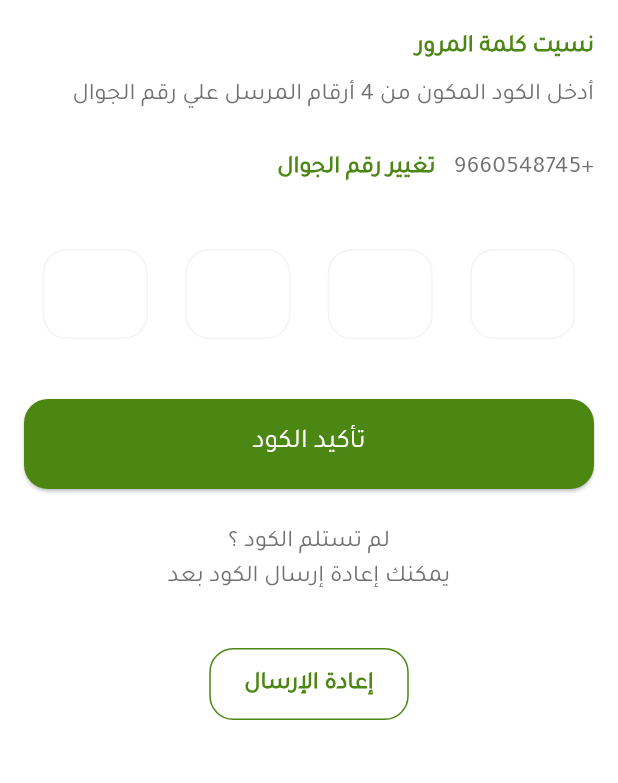
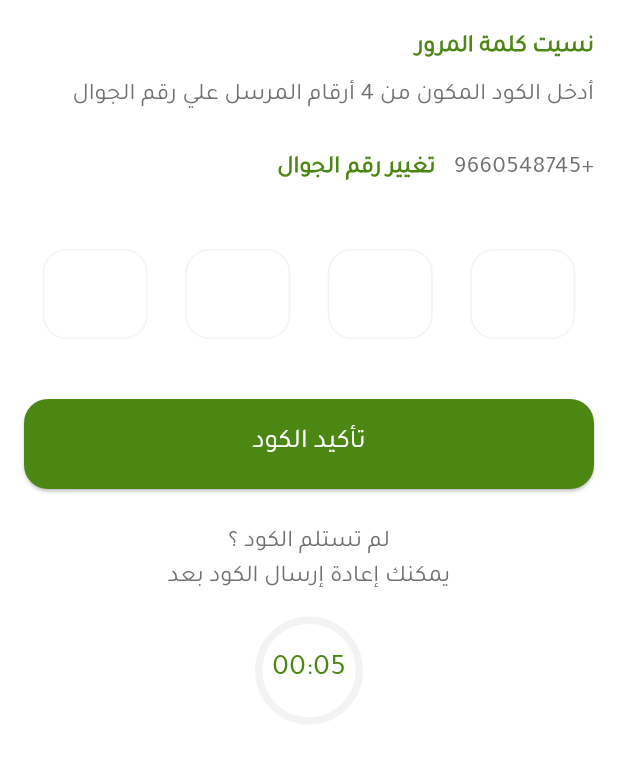
Before and after one commit to MoEhab74/Thimar, a Flutter app: the VerifyOTPView screen opened directly, on a phone screen of 412 x 824 dp, the part 234-1017 px from its top. Run offline on Flutter 3.47's test engine with Material 3 defaults, Android fonts, the light colour scheme and no system bars; drawn by our look-alikes of circular_countdown_timer, pin_code_fields.

Commit message:
Refactor Varify OTP view

```diff
--- a/lib/views/verify_otp_view.dart
+++ b/lib/views/verify_otp_view.dart
@@ -1,12 +1,22 @@
+import 'package:circular_countdown_timer/circular_countdown_timer.dart';
 import 'package:flutter/material.dart';
 import 'package:flutter/services.dart';
 import 'package:pin_code_fields/pin_code_fields.dart';
+import 'package:thimar/widgets/my_bincode.dart';
 import 'package:thimar/widgets/my_button.dart';
+import 'package:thimar/widgets/my_circular_timer.dart';
+import 'package:thimar/widgets/resend_code_button.dart';
 import 'package:thimar/widgets/welcome_message.dart';
 
-class VerifyOTPView extends StatelessWidget {
+class VerifyOTPView extends StatefulWidget {
   const VerifyOTPView({super.key});
 
+  @override
+  State<VerifyOTPView> createState() => _VerifyOTPViewState();
+}
+
+class _VerifyOTPViewState extends State<VerifyOTPView> {
+  bool isTimerActive = true;
   @override
   Widget build(BuildContext context) {
     return Scaffold(
@@ -52,40 +62,7 @@ class VerifyOTPView extends StatelessWidget {
             ),
             const SizedBox(height: 30),
             // Add your OTP input fields here
-            PinCodeTextField(
-              inputFormatters: [FilteringTextInputFormatter.digitsOnly],
-              textStyle: TextStyle(
-                fontSize: 24,
-                color: Color(0xFFFFFFFF),
-                fontFamily: 'Tajawal',
-                fontWeight: FontWeight.w500,
-              ),
-              mainAxisAlignment: MainAxisAlignment.spaceAround,
-              appContext: context,
-              length: 4,
-              keyboardType: TextInputType.number,
-              enableActiveFill: true,
-              pinTheme: PinTheme(
-                shape: PinCodeFieldShape.box,
-                borderRadius: BorderRadius.circular(16),
-                fieldHeight: 60,
-                fieldWidth: 70,
-                activeFillColor: Theme.of(context).colorScheme.primary,
-                selectedFillColor: Theme.of(context).colorScheme.primary,
-                inactiveFillColor: Color(0xFFFFFFFF),
-                selectedColor: Theme.of(context).colorScheme.primary,
-                activeColor: Color(0xffF3F3F3),
-                inactiveColor: Color(0xffF3F3F3),
-                borderWidth: 1,
-              ),
-              onChanged: (value) {
-                print("Current code: $value");
-              },
-              onCompleted: (value) {
-                print("Code entered: $value");
-                // هنا تقدر تعمل Verify للـ OTP
-              },
-            ),
+            MyBinCodeTextField(),
             const SizedBox(height: 24),
             MyButton(
               text: 'تأكيد الكود',
@@ -106,35 +83,24 @@ class VerifyOTPView extends StatelessWidget {
             ),
             const SizedBox(height: 16),
             // Circular countdown timer
+            if (isTimerActive)
+              MyCircularDowenTimer(
+                onComplete: () {
+                  setState(() {
+                    isTimerActive = false;
+                  });
+                },
+              ),
             const SizedBox(height: 20),
-            SizedBox(
-              height: 48,
-              width: 133,
-              child: OutlinedButton(
+            if (!isTimerActive)
+              ResenCodeButton(
                 onPressed: () {
                   // Handle resend OTP action
+                  setState(() {
+                    isTimerActive = true;
+                  });
                 },
-                style: OutlinedButton.styleFrom(
-                  side: BorderSide(
-                    color: Theme.of(context).colorScheme.primary,
-                    width: 1,
-                  ),
-                  shape: RoundedRectangleBorder(
-                    borderRadius: BorderRadius.circular(16),
-                  ),
-                  padding: EdgeInsets.symmetric(horizontal: 22, vertical: 8),
-                ),
-                child: Text(
-                  'إعادة الإرسال',
-                  style: TextStyle(
-                    fontSize: 16,
-                    color: Theme.of(context).colorScheme.primary,
-                    fontFamily: 'Tajawal',
-                    fontWeight: FontWeight.w700,
-                  ),
-                ),
               ),
-            ),
           ],
         ),
       ),
--- /dev/null
+++ b/lib/widgets/my_bincode.dart
@@ -0,0 +1,47 @@
+import 'package:flutter/material.dart';
+import 'package:flutter/services.dart';
+import 'package:pin_code_fields/pin_code_fields.dart';
+
+class MyBinCodeTextField extends StatelessWidget {
+  const MyBinCodeTextField({
+    super.key,
+  });
+
+  @override
+  Widget build(BuildContext context) {
+    return PinCodeTextField(
+      inputFormatters: [FilteringTextInputFormatter.digitsOnly],
+      textStyle: TextStyle(
+        fontSize: 24,
+        color: Color(0xFFFFFFFF),
+        fontFamily: 'Tajawal',
+        fontWeight: FontWeight.w500,
+      ),
+      mainAxisAlignment: MainAxisAlignment.spaceAround,
+      appContext: context,
+      length: 4,
+      keyboardType: TextInputType.number,
+      enableActiveFill: true,
+      pinTheme: PinTheme(
+        shape: PinCodeFieldShape.box,
+        borderRadius: BorderRadius.circular(16),
+        fieldHeight: 60,
+        fieldWidth: 70,
+        activeFillColor: Theme.of(context).colorScheme.primary,
+        selectedFillColor: Theme.of(context).colorScheme.primary,
+        inactiveFillColor: Color(0xFFFFFFFF),
+        selectedColor: Theme.of(context).colorScheme.primary,
+        activeColor: Color(0xffF3F3F3),
+        inactiveColor: Color(0xffF3F3F3),
+        borderWidth: 1,
+      ),
+      onChanged: (value) {
+        print("Current code: $value");
+      },
+      onCompleted: (value) {
+        print("Code entered: $value");
+        // هنا تقدر تعمل Verify للـ OTP
+      },
+    );
+  }
+}
--- /dev/null
+++ b/lib/widgets/my_circular_timer.dart
@@ -0,0 +1,30 @@
+import 'package:circular_countdown_timer/circular_countdown_timer.dart';
+import 'package:flutter/material.dart';
+
+class MyCircularDowenTimer extends StatelessWidget {
+  const MyCircularDowenTimer({
+    super.key, this.onComplete,
+  });
+
+  final void Function()? onComplete;
+
+  @override
+  Widget build(BuildContext context) {
+    return CircularCountDownTimer(
+      textStyle: TextStyle(
+        fontSize: 20,
+        color: Theme.of(context).colorScheme.primary,
+        fontFamily: 'Tajawal',
+        fontWeight: FontWeight.w400,
+      ),
+      textFormat: CountdownTextFormat.MM_SS,
+      isReverse: true,
+      width: 67,
+      height: 70,
+      duration: 5,
+      fillColor: Theme.of(context).colorScheme.primary,
+      ringColor: Color(0xffF3F3F3),
+      onComplete: onComplete,
+    );
+  }
+}
--- /dev/null
+++ b/lib/widgets/resend_code_button.dart
@@ -0,0 +1,41 @@
+import 'package:flutter/material.dart';
+
+class ResenCodeButton extends StatelessWidget {
+  const ResenCodeButton({super.key, this.onPressed});
+
+  final void Function()? onPressed;
+
+  @override
+  Widget build(BuildContext context) {
+    return SizedBox(
+      height: 48,
+      width: 133,
+      child: OutlinedButton(
+        onPressed:
+            onPressed ??
+            () {
+              // Handle resend code action
+            },
+        style: OutlinedButton.styleFrom(
+          side: BorderSide(
+            color: Theme.of(context).colorScheme.primary,
+            width: 1,
+          ),
+          shape: RoundedRectangleBorder(
+            borderRadius: BorderRadius.circular(16),
+          ),
+          padding: EdgeInsets.symmetric(horizontal: 22, vertical: 8),
+        ),
+        child: Text(
+          'إعادة الإرسال',
+          style: TextStyle(
+            fontSize: 16,
+            color: Theme.of(context).colorScheme.primary,
+            fontFamily: 'Tajawal',
+            fontWeight: FontWeight.w700,
+          ),
+        ),
+      ),
+    );
+  }
+}
```
Also changed, not shown: assets/images/Phone.png (added).
